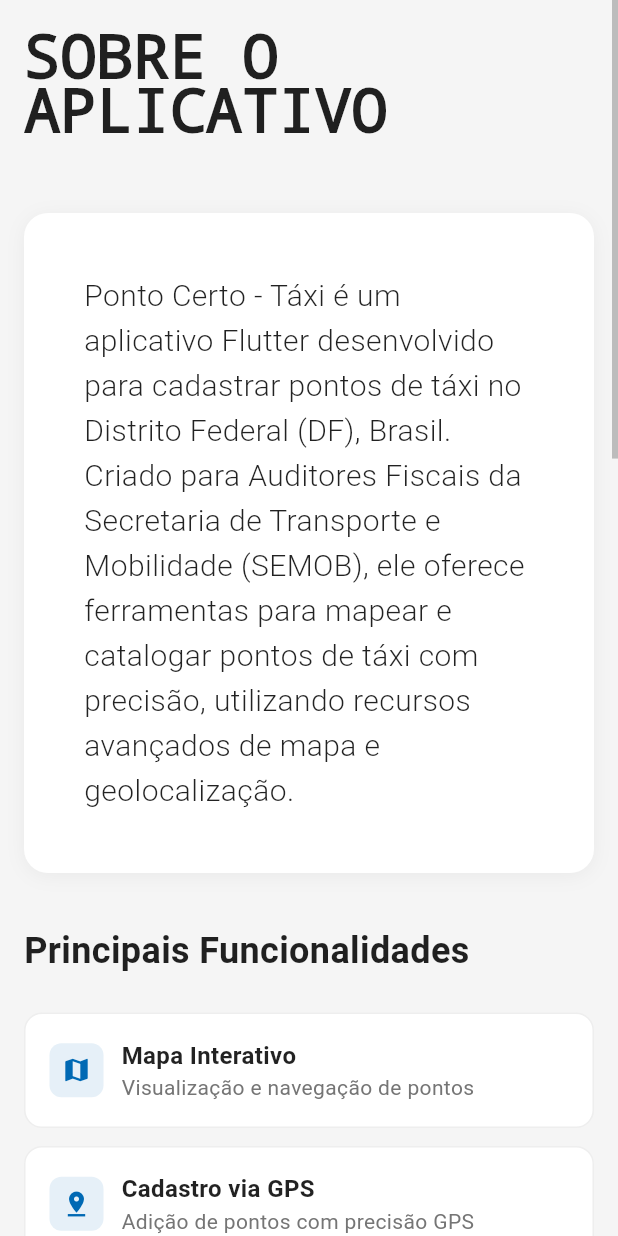
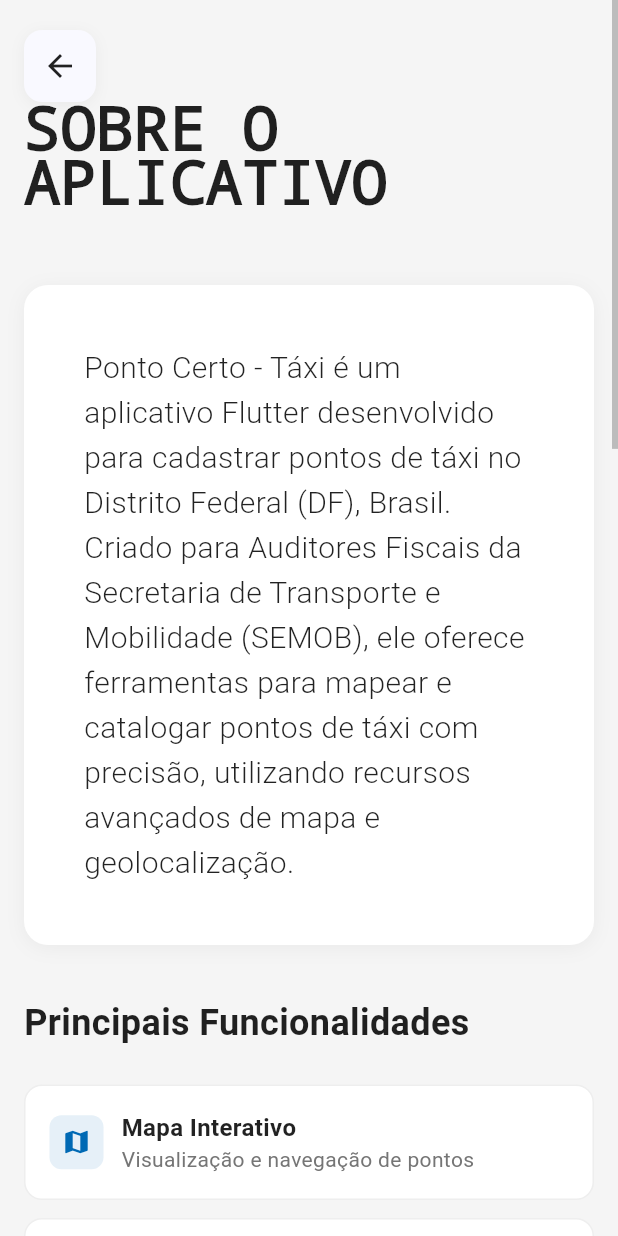
Before and after one commit to adalbertocarv/ponto_taxi_df, a Flutter app: the Sobre screen opened directly, on a phone screen of 412 x 824 dp. Run offline on Flutter 3.47's test engine with Material 3 defaults, Android fonts, the light colour scheme and no system bars; drawn by our look-alikes of auto_size_text; our stand-ins replace audioplayers, curved_navigation_bar, dio, flutter_map, flutter_speed_dial, geolocator and 5 more; missing offline and left inert: flutter_confetti, flutter_map_cancellable_tile_provider; accounts and stored records are empty.

Commit message:
botão voltar tela sobre

```diff
--- a/lib/taxi/views/screens/sobre.dart
+++ b/lib/taxi/views/screens/sobre.dart
@@ -551,6 +551,31 @@
     );
   }
 
+  Widget _buildBackButton(BuildContext context) {
+    return Container(
+      alignment: Alignment.topLeft,
+      child: InkWell(
+        onTap: () => Navigator.pop(context),
+        borderRadius: BorderRadius.circular(12),
+        child: Container(
+          padding: const EdgeInsets.all(12),
+          decoration: BoxDecoration(
+            color: Theme.of(context).colorScheme.surface,
+            borderRadius: BorderRadius.circular(12),
+            boxShadow: [
+              BoxShadow(
+                color: Colors.black.withValues(alpha: 0.05),
+                blurRadius: 8,
+                offset: const Offset(0, 2),
+              ),
+            ],
+          ),
+          child: const Icon(Icons.arrow_back, size: 24),
+        ),
+      ),
+    );
+  }
+
   // --- Função Build Principal ---
 
   @override
@@ -579,6 +604,7 @@
                 child: Column(
                   crossAxisAlignment: CrossAxisAlignment.start,
                   children: [
+                    _buildBackButton(context),
                     // Conteúdo principal
                     _buildContent(context),
                   ],
```
